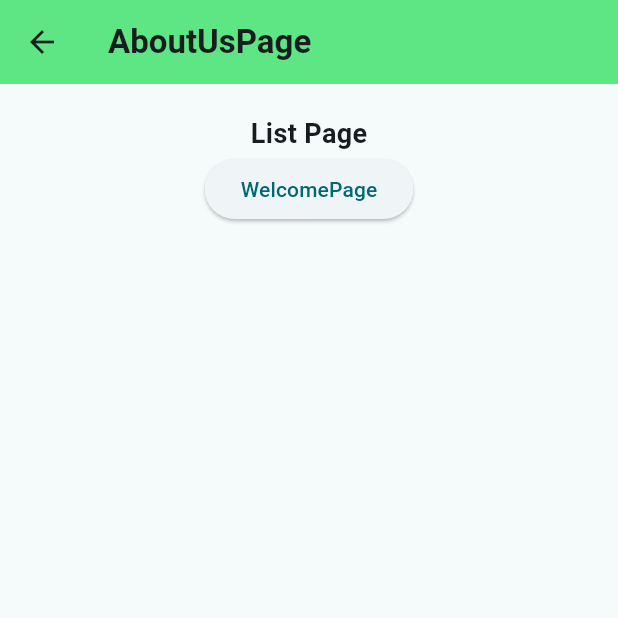
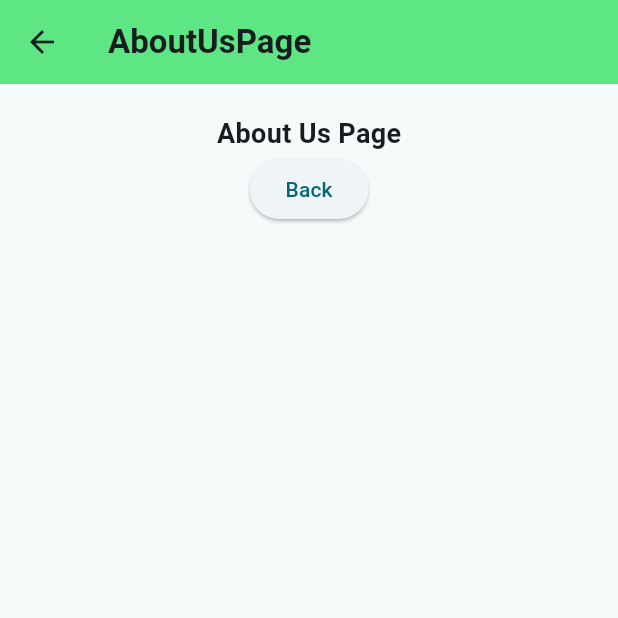
Before and after one commit to newqo/mobile_dev, a Flutter app: the AboutUsPage screen opened by its route, on a phone screen of 412 x 824 dp, the top half of it. Run offline on Flutter 3.47's test engine with Material 3 defaults, Android fonts, the light colour scheme and no system bars.

Commit message:
commit HW_CH6 Page Navigator

```diff
--- a/lib/about_us_page.dart
+++ b/lib/about_us_page.dart
@@ -46,7 +46,7 @@ class AboutUsPage extends StatelessWidget {
               mainAxisAlignment: MainAxisAlignment.center,
               children: [
                 Text(
-                  "List Page",
+                  "About Us Page",
                   style: TextStyle(
                     fontWeight: FontWeight.bold,
                     fontSize: 18,
@@ -56,14 +56,9 @@ class AboutUsPage extends StatelessWidget {
             ),
             ElevatedButton(
               onPressed: () {
-                // Navigator.push(
-                //   context,
-                //   MaterialPageRoute(
-                //     builder: (context) => const WelcomePage(),
-                //   ),
-                // );
+                Navigator.pop(context);
               },
-              child: const Text("WelcomePage"),
+              child: const Text("Back"),
             )
           ],
         ),
```
